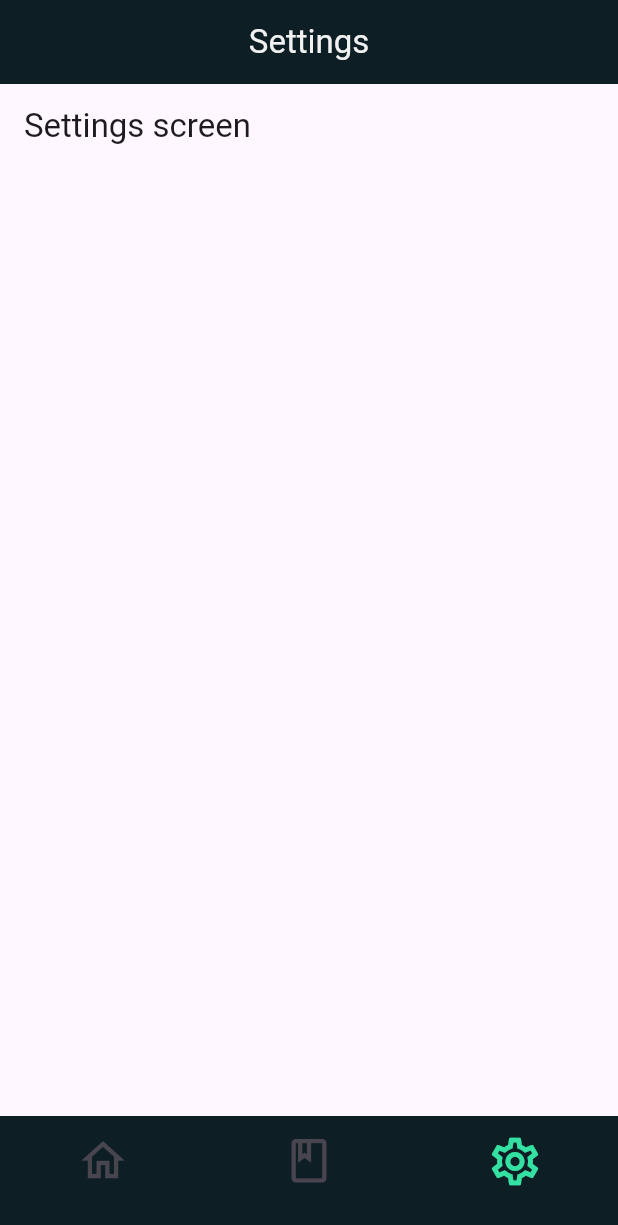
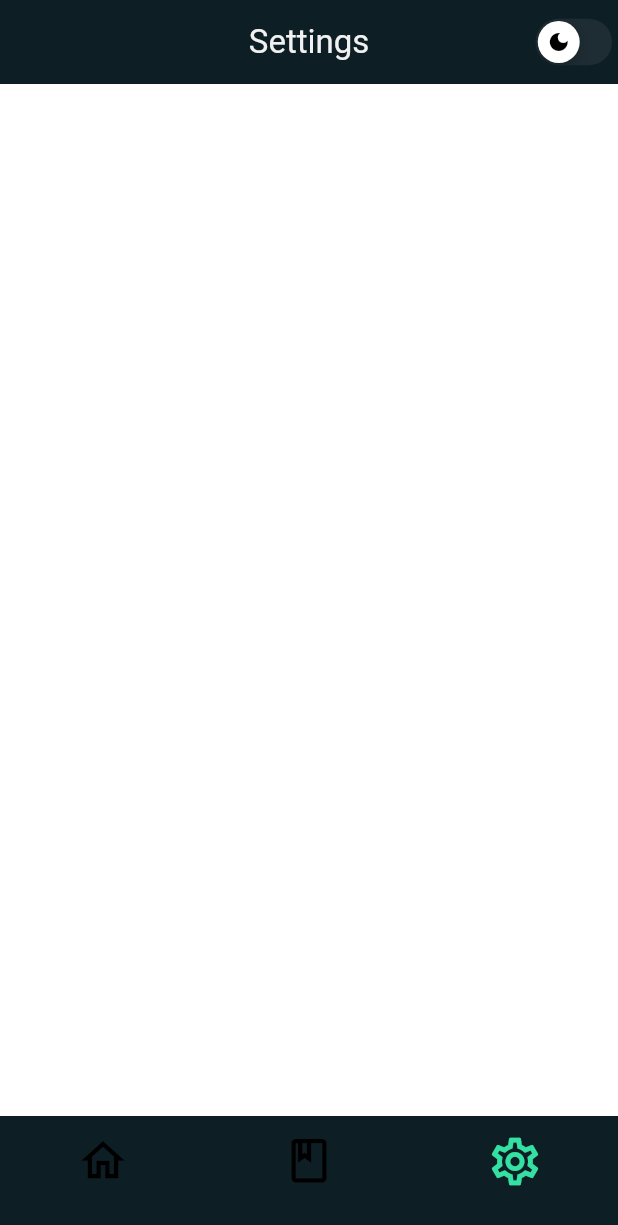
Before and after one commit to ilemansumaher/dictionary, a Flutter app: the screen it shows after launch, item 3 of the bottom bar chosen, on a phone screen of 412 x 824 dp. Shown: the top 1225 px of the screen. Run offline on Flutter 3.47's test engine with Material 3 defaults, Android fonts, the phone set to English and light mode, and no system bars.

Commit message:
just settings

```diff
--- a/lib/main.dart
+++ b/lib/main.dart
@@ -1,3 +1,4 @@
+import 'package:dictionary_pro/common/common.dart';
 import 'package:dictionary_pro/views/home_page/repository/my_home_page.dart';
 import 'package:flutter/material.dart';
 
@@ -12,6 +13,31 @@ class MyApp extends StatelessWidget {
   Widget build(BuildContext context) {
     return MaterialApp(
       debugShowCheckedModeBanner: false,
-      home: MyHomePage(),);
+      theme: ThemeData(
+        brightness: Brightness.light,
+        colorScheme: ColorScheme.light(
+          primary: Colors.blue,
+          secondary: Colors.green,
+        ),
+        scaffoldBackgroundColor: Colors.white,
+        appBarTheme: AppBarTheme(
+          backgroundColor: materialColor,
+          foregroundColor: borderColor,
+        ),
+      ),
+      darkTheme: ThemeData(
+        brightness: Brightness.dark,
+        colorScheme: ColorScheme.dark(
+          primary: Colors.deepPurple,
+          secondary: Colors.tealAccent,
+        ),
+        scaffoldBackgroundColor: Colors.black,
+        appBarTheme: AppBarTheme(
+          backgroundColor: Colors.deepPurple,
+          foregroundColor: Colors.white,
+        ),
+      ),
+      home: MyHomePage(),
+    );
   }
 }
--- a/lib/views/home_page/repository/my_home_page.dart
+++ b/lib/views/home_page/repository/my_home_page.dart
@@ -2,6 +2,7 @@ import 'package:dictionary_pro/common/common.dart';
 import 'package:dictionary_pro/views/book_page/repository/book_screen.dart';
 import 'package:dictionary_pro/views/main_page/repository/main_screen.dart';
 import 'package:dictionary_pro/views/settings_page/repository/settings_screen.dart';
+import 'package:flutter/cupertino.dart';
 import 'package:flutter/material.dart';
 
 class MyHomePage extends StatefulWidget {
@@ -14,6 +15,7 @@ class MyHomePage extends StatefulWidget {
 class _MyHomePageState extends State<MyHomePage> {
   List headerText = ["Search", "Bookmarks", "Settings"];
   int currentIndex = 0;
+  bool darkMod = false;
 
   @override
   Widget build(BuildContext context) {
@@ -24,6 +26,20 @@ class _MyHomePageState extends State<MyHomePage> {
           headerText[currentIndex],
           style: TextStyle(color: borderColor),
         ),
+        actions: [
+          CupertinoSwitch(
+            value: darkMod,
+            activeColor: borderColor,
+            thumbIcon: WidgetStatePropertyAll(
+              Icon(Icons.dark_mode),
+            ),
+            onChanged: (value) {
+              setState(() {
+                darkMod = value;
+              });
+            },
+          )
+        ],
         centerTitle: true,
       ),
       body: IndexedStack(
--- a/lib/views/settings_page/repository/settings_screen.dart
+++ b/lib/views/settings_page/repository/settings_screen.dart
@@ -5,10 +5,6 @@ class SettingsScreen extends StatelessWidget {
 
   @override
   Widget build(BuildContext context) {
-    return Scaffold(
-      appBar: AppBar(
-        title: Text("Settings screen"),
-      ),
-    );
+    return Scaffold();
   }
 }
```
Also changed, not shown: lib/views/about_word_page/repository/about_word_screen.dart (added, +106 -0 lines), lib/views/book_page/repository/book_screen.dart (+9 -1 lines), lib/widgets/definitiona_word.dart (added, +45 -0 lines), lib/widgets/header_word.dart (added, +17 -0 lines), lib/views/about_word_page/controller/about_controller.dart (added), lib/views/settings_page/controller/settings_controller.dart (added).
